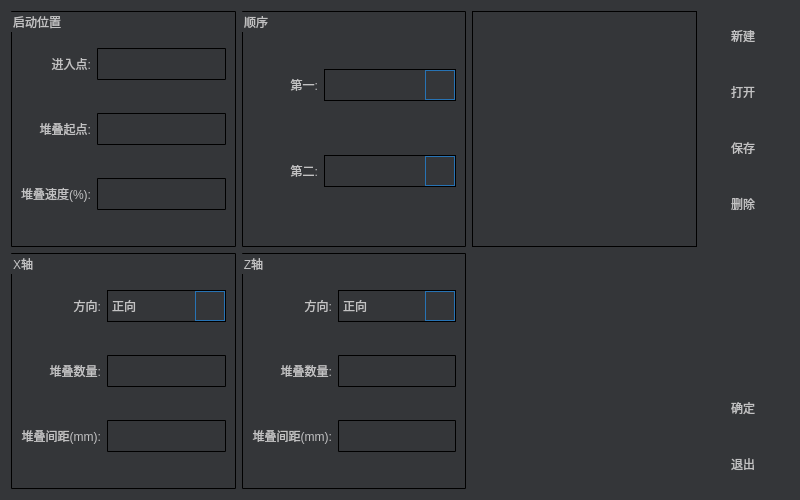
eeyoo/yunsheng, file frm_stack.ui: the form before one commit.
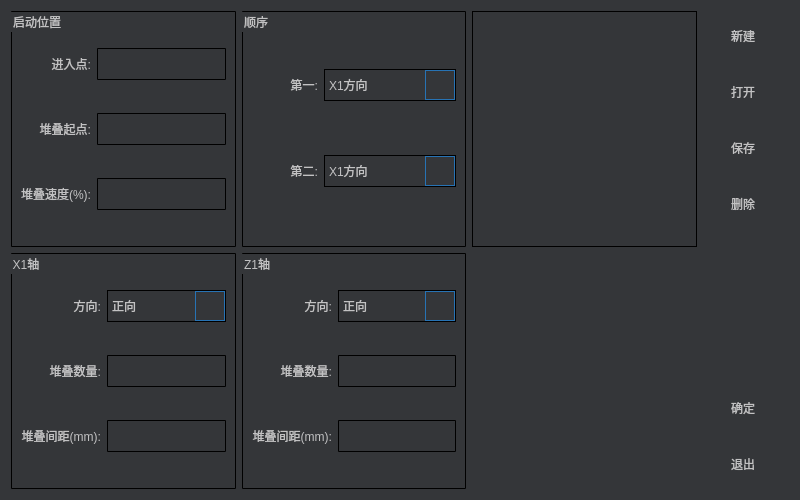
The form after the commit. Icons and pictures are not drawn. Custom widgets are drawn as their Qt base class.

```diff
--- a/frm_stack.ui
+++ b/frm_stack.ui
@@ -14,7 +14,12 @@
    <string>Form</string>
   </property>
   <property name="styleSheet">
-   <string notr="true">QWidget {
+   <string notr="true">*{
+font: 12px;
+font-family: &quot;微软雅黑&quot;;
+}
+
+QWidget {
 color: #c2c2c3;
 background: #343639;
 }
@@ -178,7 +183,7 @@
           </property>
           <item>
            <property name="text">
-            <string/>
+            <string>X1方向</string>
            </property>
           </item>
           <item>
@@ -207,7 +212,7 @@
          <widget class="QComboBox" name="cbBoxOrderFst2">
           <item>
            <property name="text">
-            <string/>
+            <string>X1方向</string>
            </property>
           </item>
           <item>
@@ -244,7 +249,7 @@
      <item row="1" column="0">
       <widget class="QGroupBox" name="groupBox_17">
        <property name="title">
-        <string>X轴</string>
+        <string>X1轴</string>
        </property>
        <layout class="QGridLayout" name="gridLayout_8" columnstretch="1,3">
         <item row="0" column="0">
@@ -321,7 +326,7 @@
      <item row="1" column="1">
       <widget class="QGroupBox" name="groupBox_20">
        <property name="title">
-        <string>Z轴</string>
+        <string>Z1轴</string>
        </property>
        <layout class="QGridLayout" name="gridLayout_24" columnstretch="1,2">
         <item row="0" column="0">
```
Left out of the diff: 17 changed lines with no effect on the pictures.
